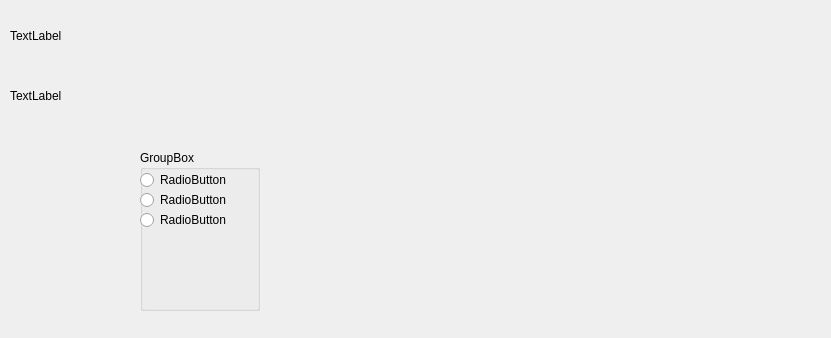
First picture: the form in python/plotIPIandSVM/IPIClick_interface.ui, repository neurobiofisica/gymnotools, before the edit.
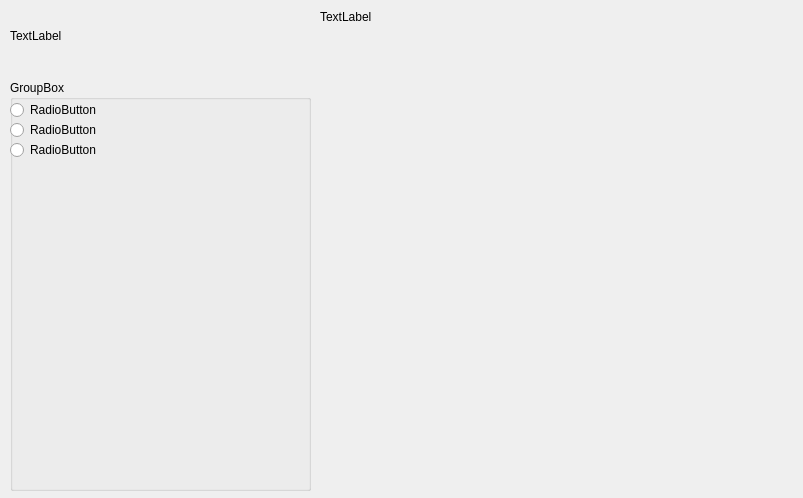
Second picture: the form after the edit.

Commit message: Modificada nomes das svmflags no singlefish recog agora por flag 's' para ambos do par SVM inserido texto de parametros do spike na janela de opções

Patch:
```diff
--- a/python/plotIPIandSVM/IPIClick_interface.ui
+++ b/python/plotIPIandSVM/IPIClick_interface.ui
@@ -6,8 +6,8 @@
    <rect>
     <x>0</x>
     <y>0</y>
-    <width>831</width>
-    <height>338</height>
+    <width>803</width>
+    <height>498</height>
    </rect>
   </property>
   <property name="windowTitle">
@@ -18,7 +18,7 @@
     <rect>
      <x>10</x>
      <y>10</y>
-     <width>741</width>
+     <width>291</width>
      <height>51</height>
     </rect>
    </property>
@@ -29,23 +29,26 @@
   <widget class="QLabel" name="parameters">
    <property name="geometry">
     <rect>
-     <x>10</x>
-     <y>70</y>
-     <width>741</width>
-     <height>51</height>
+     <x>320</x>
+     <y>10</y>
+     <width>471</width>
+     <height>481</height>
     </rect>
    </property>
    <property name="text">
     <string>TextLabel</string>
    </property>
+   <property name="alignment">
+    <set>Qt::AlignLeading|Qt::AlignLeft|Qt::AlignTop</set>
+   </property>
   </widget>
   <widget class="QGroupBox" name="groupBox">
    <property name="geometry">
     <rect>
-     <x>140</x>
-     <y>150</y>
-     <width>120</width>
-     <height>161</height>
+     <x>10</x>
+     <y>80</y>
+     <width>301</width>
+     <height>411</height>
     </rect>
    </property>
    <property name="title">
```
Left out of the diff: 2 changed lines with no effect on the pictures. The commit also changes 5 other files.
